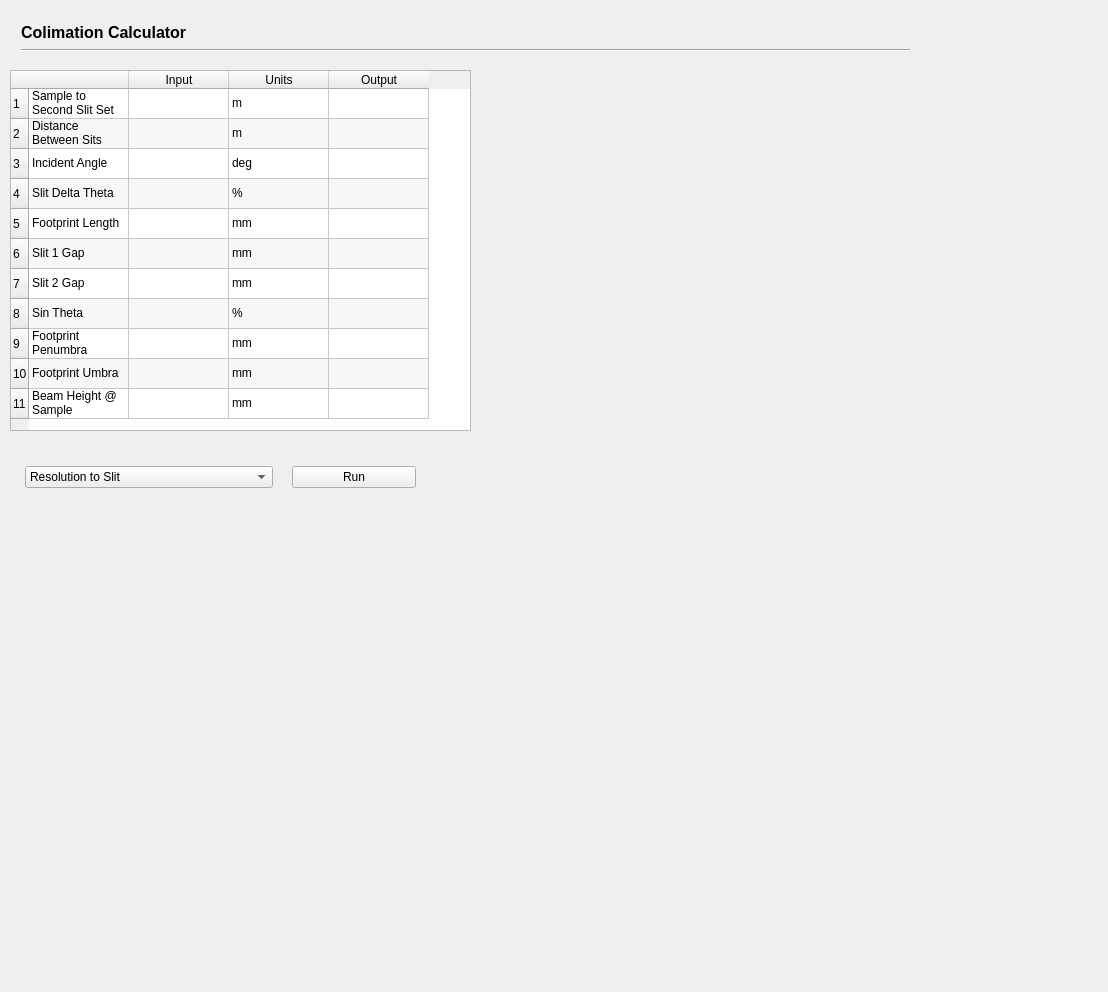
The window that nicos_ess/freia/gui/ui_files/freia_colimation_slit.ui (ess-dmsc/nicos) describes before a commit, drawn with Qt 5.
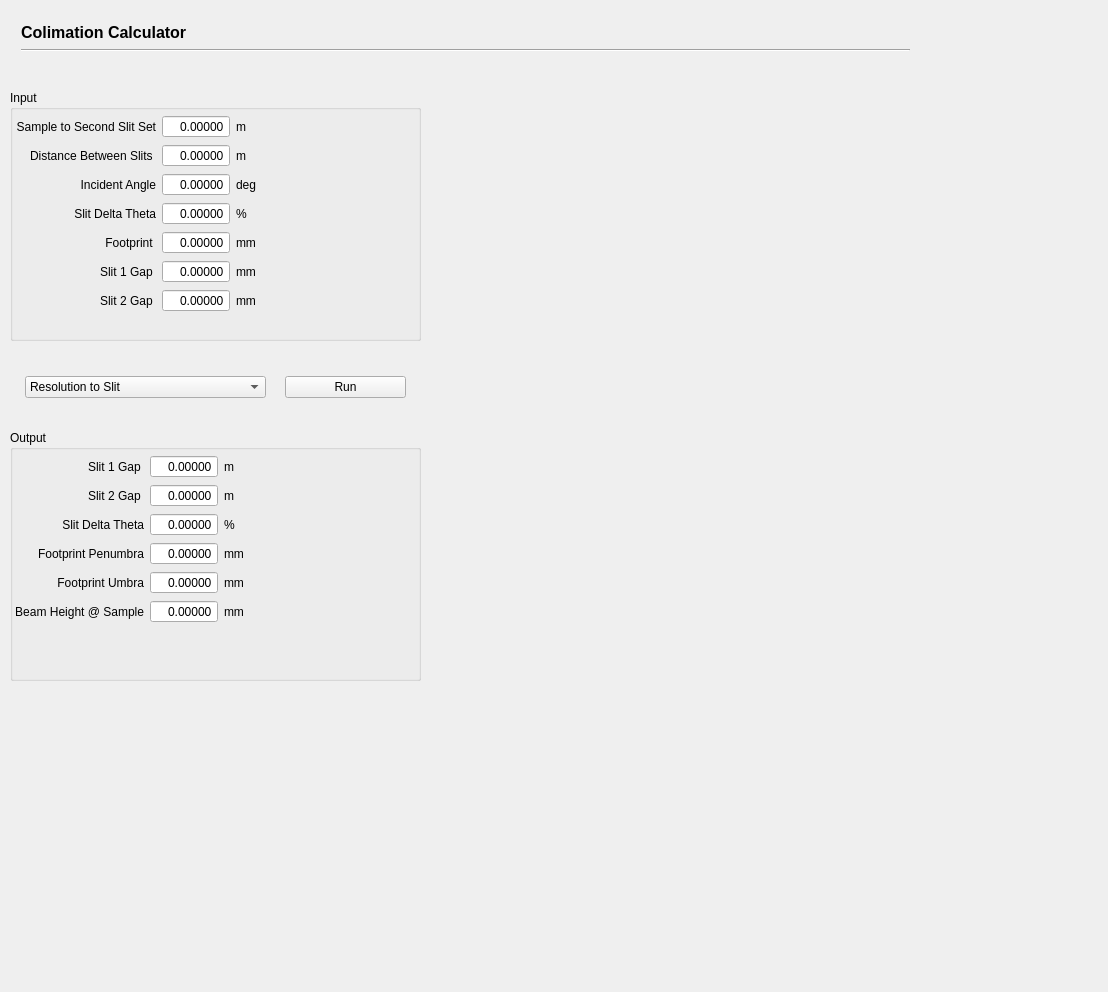
The same window after the commit.

Commit message: reformat calculations

The edit to the form file:
```diff
--- a/nicos_ess/freia/gui/ui_files/freia_colimation_slit.ui
+++ b/nicos_ess/freia/gui/ui_files/freia_colimation_slit.ui
@@ -60,8 +60,8 @@
    <property name="geometry">
     <rect>
      <x>10</x>
-     <y>450</y>
-     <width>421</width>
+     <y>360</y>
+     <width>411</width>
      <height>51</height>
     </rect>
    </property>
@@ -110,218 +110,670 @@
     </item>
    </layout>
   </widget>
-  <widget class="QTableWidget" name="calcTable">
+  <widget class="QGroupBox" name="inputBox">
    <property name="geometry">
     <rect>
      <x>10</x>
-     <y>70</y>
-     <width>461</width>
-     <height>361</height>
+     <y>90</y>
+     <width>411</width>
+     <height>251</height>
     </rect>
    </property>
-   <property name="sizePolicy">
-    <sizepolicy hsizetype="Preferred" vsizetype="Expanding">
-     <horstretch>0</horstretch>
-     <verstretch>0</verstretch>
-    </sizepolicy>
+   <property name="title">
+    <string>Input</string>
    </property>
-   <property name="frameShadow">
-    <enum>QFrame::Plain</enum>
+   <widget class="QWidget" name="gridLayoutWidget">
+    <property name="geometry">
+     <rect>
+      <x>0</x>
+      <y>20</y>
+      <width>411</width>
+      <height>231</height>
+     </rect>
+    </property>
+    <layout class="QGridLayout" name="input_grid" columnstretch="2,3,0" columnminimumwidth="0,0,0">
+     <property name="sizeConstraint">
+      <enum>QLayout::SetFixedSize</enum>
+     </property>
+     <property name="leftMargin">
+      <number>5</number>
+     </property>
+     <property name="topMargin">
+      <number>5</number>
+     </property>
+     <property name="rightMargin">
+      <number>5</number>
+     </property>
+     <property name="bottomMargin">
+      <number>5</number>
+     </property>
+     <item row="5" column="1">
+      <widget class="QDoubleSpinBox" name="d1In">
+       <property name="wrapping">
+        <bool>false</bool>
+       </property>
+       <property name="frame">
+        <bool>true</bool>
+       </property>
+       <property name="alignment">
+        <set>Qt::AlignRight|Qt::AlignTrailing|Qt::AlignVCenter</set>
+       </property>
+       <property name="buttonSymbols">
+        <enum>QAbstractSpinBox::NoButtons</enum>
+       </property>
+       <property name="showGroupSeparator" stdset="0">
+        <bool>false</bool>
+       </property>
+       <property name="decimals">
+        <number>5</number>
+       </property>
+       <property name="minimum">
+        <double>-15.000000000000000</double>
+       </property>
+       <property name="maximum">
+        <double>100.000000000000000</double>
+       </property>
+      </widget>
+     </item>
+     <item row="3" column="1">
+      <widget class="QDoubleSpinBox" name="resIn">
+       <property name="wrapping">
+        <bool>false</bool>
+       </property>
+       <property name="frame">
+        <bool>true</bool>
+       </property>
+       <property name="alignment">
+        <set>Qt::AlignRight|Qt::AlignTrailing|Qt::AlignVCenter</set>
+       </property>
+       <property name="buttonSymbols">
+        <enum>QAbstractSpinBox::NoButtons</enum>
+       </property>
+       <property name="showGroupSeparator" stdset="0">
+        <bool>false</bool>
+       </property>
+       <property name="decimals">
+        <number>5</number>
+       </property>
+       <property name="minimum">
+        <double>-15.000000000000000</double>
+       </property>
+       <property name="maximum">
+        <double>100.000000000000000</double>
+       </property>
+      </widget>
+     </item>
+     <item row="2" column="0">
+      <widget class="QLabel" name="label_3">
+       <property name="text">
+        <string>Incident Angle</string>
+       </property>
+       <property name="alignment">
+        <set>Qt::AlignRight|Qt::AlignTrailing|Qt::AlignVCenter</set>
+       </property>
+      </widget>
+     </item>
+     <item row="1" column="1">
+      <widget class="QDoubleSpinBox" name="l12In">
+       <property name="wrapping">
+        <bool>false</bool>
+       </property>
+       <property name="frame">
+        <bool>true</bool>
+       </property>
+       <property name="alignment">
+        <set>Qt::AlignRight|Qt::AlignTrailing|Qt::AlignVCenter</set>
+       </property>
+       <property name="buttonSymbols">
+        <enum>QAbstractSpinBox::NoButtons</enum>
+       </property>
+       <property name="showGroupSeparator" stdset="0">
+        <bool>false</bool>
+       </property>
+       <property name="decimals">
+        <number>5</number>
+       </property>
+       <property name="minimum">
+        <double>-15.000000000000000</double>
+       </property>
+       <property name="maximum">
+        <double>100.000000000000000</double>
+       </property>
+      </widget>
+     </item>
+     <item row="4" column="1">
+      <widget class="QDoubleSpinBox" name="ftIn">
+       <property name="wrapping">
+        <bool>false</bool>
+       </property>
+       <property name="frame">
+        <bool>true</bool>
+       </property>
+       <property name="alignment">
+        <set>Qt::AlignRight|Qt::AlignTrailing|Qt::AlignVCenter</set>
+       </property>
+       <property name="buttonSymbols">
+        <enum>QAbstractSpinBox::NoButtons</enum>
+       </property>
+       <property name="showGroupSeparator" stdset="0">
+        <bool>false</bool>
+       </property>
+       <property name="decimals">
+        <number>5</number>
+       </property>
+       <property name="minimum">
+        <double>-15.000000000000000</double>
+       </property>
+       <property name="maximum">
+        <double>100.000000000000000</double>
+       </property>
+      </widget>
+     </item>
+     <item row="5" column="0">
+      <widget class="QLabel" name="label_6">
+       <property name="text">
+        <string>Slit 1 Gap </string>
+       </property>
+       <property name="alignment">
+        <set>Qt::AlignRight|Qt::AlignTrailing|Qt::AlignVCenter</set>
+       </property>
+      </widget>
+     </item>
+     <item row="3" column="0">
+      <widget class="QLabel" name="label_4">
+       <property name="text">
+        <string>Slit Delta Theta</string>
+       </property>
+       <property name="alignment">
+        <set>Qt::AlignRight|Qt::AlignTrailing|Qt::AlignVCenter</set>
+       </property>
+      </widget>
+     </item>
+     <item row="6" column="0">
+      <widget class="QLabel" name="label_7">
+       <property name="text">
+        <string>Slit 2 Gap </string>
+       </property>
+       <property name="alignment">
+        <set>Qt::AlignRight|Qt::AlignTrailing|Qt::AlignVCenter</set>
+       </property>
+      </widget>
+     </item>
+     <item row="0" column="1">
+      <widget class="QDoubleSpinBox" name="l2sIn">
+       <property name="wrapping">
+        <bool>false</bool>
+       </property>
+       <property name="frame">
+        <bool>true</bool>
+       </property>
+       <property name="alignment">
+        <set>Qt::AlignRight|Qt::AlignTrailing|Qt::AlignVCenter</set>
+       </property>
+       <property name="buttonSymbols">
+        <enum>QAbstractSpinBox::NoButtons</enum>
+       </property>
+       <property name="showGroupSeparator" stdset="0">
+        <bool>false</bool>
+       </property>
+       <property name="decimals">
+        <number>5</number>
+       </property>
+       <property name="minimum">
+        <double>-15.000000000000000</double>
+       </property>
+       <property name="maximum">
+        <double>100.000000000000000</double>
+       </property>
+      </widget>
+     </item>
+     <item row="2" column="1">
+      <widget class="QDoubleSpinBox" name="thetaIn">
+       <property name="wrapping">
+        <bool>false</bool>
+       </property>
+       <property name="frame">
+        <bool>true</bool>
+       </property>
+       <property name="alignment">
+        <set>Qt::AlignRight|Qt::AlignTrailing|Qt::AlignVCenter</set>
+       </property>
+       <property name="buttonSymbols">
+        <enum>QAbstractSpinBox::NoButtons</enum>
+       </property>
+       <property name="showGroupSeparator" stdset="0">
+        <bool>false</bool>
+       </property>
+       <property name="decimals">
+        <number>5</number>
+       </property>
+       <property name="minimum">
+        <double>-15.000000000000000</double>
+       </property>
+       <property name="maximum">
+        <double>100.000000000000000</double>
+       </property>
+      </widget>
+     </item>
+     <item row="6" column="1">
+      <widget class="QDoubleSpinBox" name="d2In">
+       <property name="wrapping">
+        <bool>false</bool>
+       </property>
+       <property name="frame">
+        <bool>true</bool>
+       </property>
+       <property name="alignment">
+        <set>Qt::AlignRight|Qt::AlignTrailing|Qt::AlignVCenter</set>
+       </property>
+       <property name="buttonSymbols">
+        <enum>QAbstractSpinBox::NoButtons</enum>
+       </property>
+       <property name="showGroupSeparator" stdset="0">
+        <bool>false</bool>
+       </property>
+       <property name="decimals">
+        <number>5</number>
+       </property>
+       <property name="minimum">
+        <double>-15.000000000000000</double>
+       </property>
+       <property name="maximum">
+        <double>100.000000000000000</double>
+       </property>
+      </widget>
+     </item>
+     <item row="1" column="0">
+      <widget class="QLabel" name="label">
+       <property name="text">
+        <string>Distance Between Slits </string>
+       </property>
+       <property name="alignment">
+        <set>Qt::AlignRight|Qt::AlignTrailing|Qt::AlignVCenter</set>
+       </property>
+      </widget>
+     </item>
+     <item row="0" column="0">
+      <widget class="QLabel" name="label_2">
+       <property name="text">
+        <string>Sample to Second Slit Set</string>
+       </property>
+       <property name="alignment">
+        <set>Qt::AlignRight|Qt::AlignTrailing|Qt::AlignVCenter</set>
+       </property>
+      </widget>
+     </item>
+     <item row="4" column="0">
+      <widget class="QLabel" name="label_5">
+       <property name="text">
+        <string>Footprint </string>
+       </property>
+       <property name="alignment">
+        <set>Qt::AlignRight|Qt::AlignTrailing|Qt::AlignVCenter</set>
+       </property>
+      </widget>
+     </item>
+     <item row="0" column="2">
+      <widget class="QLabel" name="label_12">
+       <property name="text">
+        <string>m</string>
+       </property>
+      </widget>
+     </item>
+     <item row="1" column="2">
+      <widget class="QLabel" name="label_16">
+       <property name="text">
+        <string>m</string>
+       </property>
+      </widget>
+     </item>
+     <item row="2" column="2">
+      <widget class="QLabel" name="label_22">
+       <property name="text">
+        <string>deg</string>
+       </property>
+      </widget>
+     </item>
+     <item row="3" column="2">
+      <widget class="QLabel" name="label_23">
+       <property name="text">
+        <string>%</string>
+       </property>
+      </widget>
+     </item>
+     <item row="4" column="2">
+      <widget class="QLabel" name="label_24">
+       <property name="text">
+        <string>mm</string>
+       </property>
+      </widget>
+     </item>
+     <item row="5" column="2">
+      <widget class="QLabel" name="label_25">
+       <property name="text">
+        <string>mm</string>
+       </property>
+      </widget>
+     </item>
+     <item row="6" column="2">
+      <widget class="QLabel" name="label_26">
+       <property name="text">
+        <string>mm</string>
+       </property>
+      </widget>
+     </item>
+    </layout>
+   </widget>
+  </widget>
+  <widget class="QGroupBox" name="outputBox">
+   <property name="geometry">
+    <rect>
+     <x>10</x>
+     <y>430</y>
+     <width>411</width>
+     <height>251</height>
+    </rect>
    </property>
-   <property name="verticalScrollBarPolicy">
-    <enum>Qt::ScrollBarAsNeeded</enum>
+   <property name="title">
+    <string>Output</string>
    </property>
-   <property name="horizontalScrollBarPolicy">
-    <enum>Qt::ScrollBarAsNeeded</enum>
-   </property>
-   <property name="sizeAdjustPolicy">
-    <enum>QAbstractScrollArea::AdjustToContents</enum>
-   </property>
-   <property name="alternatingRowColors">
-    <bool>true</bool>
-   </property>
-   <property name="selectionMode">
-    <enum>QAbstractItemView::NoSelection</enum>
-   </property>
-   <property name="cornerButtonEnabled">
-    <bool>true</bool>
-   </property>
-   <property name="rowCount">
-    <number>11</number>
-   </property>
-   <property name="columnCount">
-    <number>4</number>
-   </property>
-   <attribute name="horizontalHeaderVisible">
-    <bool>true</bool>
-   </attribute>
-   <attribute name="horizontalHeaderHighlightSections">
-    <bool>true</bool>
-   </attribute>
-   <attribute name="verticalHeaderVisible">
-    <bool>true</bool>
-   </attribute>
-   <row/>
-   <row/>
-   <row/>
-   <row/>
-   <row/>
-   <row/>
-   <row/>
-   <row/>
-   <row/>
-   <row/>
-   <row/>
-   <column>
-    <property name="text">
-     <string/>
+   <widget class="QWidget" name="gridLayoutWidget_3">
+    <property name="geometry">
+     <rect>
+      <x>0</x>
+      <y>20</y>
+      <width>411</width>
+      <height>231</height>
+     </rect>
     </property>
-   </column>
-   <column>
-    <property name="text">
-     <string>Input</string>
-    </property>
-   </column>
-   <column>
-    <property name="text">
-     <string>Units</string>
-    </property>
-   </column>
-   <column>
-    <property name="text">
-     <string>Output</string>
-    </property>
-   </column>
-   <item row="0" column="0">
-    <property name="text">
-     <string>Sample to Second Slit Set</string>
-    </property>
-   </item>
-   <item row="0" column="2">
-    <property name="text">
-     <string>m</string>
-    </property>
-   </item>
-   <item row="1" column="0">
-    <property name="text">
-     <string>Distance Between Sits</string>
-    </property>
-   </item>
-   <item row="1" column="2">
-    <property name="text">
-     <string>m</string>
-    </property>
-   </item>
-   <item row="2" column="0">
-    <property name="text">
-     <string>Incident Angle</string>
-    </property>
-   </item>
-   <item row="2" column="2">
-    <property name="text">
-     <string>deg</string>
-    </property>
-   </item>
-   <item row="3" column="0">
-    <property name="text">
-     <string>Slit Delta Theta</string>
-    </property>
-   </item>
-   <item row="3" column="2">
-    <property name="text">
-     <string>%</string>
-    </property>
-   </item>
-   <item row="4" column="0">
-    <property name="text">
-     <string>Footprint Length</string>
-    </property>
-   </item>
-   <item row="4" column="2">
-    <property name="text">
-     <string>mm</string>
-    </property>
-   </item>
-   <item row="5" column="0">
-    <property name="text">
-     <string>Slit 1 Gap</string>
-    </property>
-   </item>
-   <item row="5" column="2">
-    <property name="text">
-     <string>mm</string>
-    </property>
-   </item>
-   <item row="6" column="0">
-    <property name="text">
-     <string>Slit 2 Gap</string>
-    </property>
-   </item>
-   <item row="6" column="1">
-    <property name="text">
-     <string/>
-    </property>
-   </item>
-   <item row="6" column="2">
-    <property name="text">
-     <string>mm</string>
-    </property>
-   </item>
-   <item row="7" column="0">
-    <property name="text">
-     <string>Sin Theta</string>
-    </property>
-   </item>
-   <item row="7" column="1">
-    <property name="text">
-     <string/>
-    </property>
-   </item>
-   <item row="7" column="2">
-    <property name="text">
-     <string>%</string>
-    </property>
-   </item>
-   <item row="8" column="0">
-    <property name="text">
-     <string>Footprint Penumbra</string>
-    </property>
-   </item>
-   <item row="8" column="1">
-    <property name="text">
-     <string/>
-    </property>
-   </item>
-   <item row="8" column="2">
-    <property name="text">
-     <string>mm</string>
-    </property>
-   </item>
-   <item row="9" column="0">
-    <property name="text">
-     <string>Footprint Umbra</string>
-    </property>
-   </item>
-   <item row="9" column="1">
-    <property name="text">
-     <string/>
-    </property>
-   </item>
-   <item row="9" column="2">
-    <property name="text">
-     <string>mm</string>
-    </property>
-   </item>
-   <item row="10" column="0">
-    <property name="text">
-     <string>Beam Height @ Sample</string>
-    </property>
-   </item>
-   <item row="10" column="2">
-    <property name="text">
-     <string>mm</string>
-    </property>
-   </item>
+    <layout class="QGridLayout" name="input_grid_2" columnstretch="2,3,0">
+     <property name="sizeConstraint">
+      <enum>QLayout::SetFixedSize</enum>
+     </property>
+     <property name="leftMargin">
+      <number>5</number>
+     </property>
+     <property name="topMargin">
+      <number>5</number>
+     </property>
+     <property name="rightMargin">
+      <number>5</number>
+     </property>
+     <property name="bottomMargin">
+      <number>5</number>
+     </property>
+     <item row="2" column="0">
+      <widget class="QLabel" name="label_11">
+       <property name="text">
+        <string>Slit Delta Theta</string>
+       </property>
+       <property name="alignment">
+        <set>Qt::AlignRight|Qt::AlignTrailing|Qt::AlignVCenter</set>
+       </property>
+      </widget>
+     </item>
+     <item row="3" column="1">
+      <widget class="QDoubleSpinBox" name="penumbra">
+       <property name="wrapping">
+        <bool>false</bool>
+       </property>
+       <property name="frame">
+        <bool>true</bool>
+       </property>
+       <property name="alignment">
+        <set>Qt::AlignRight|Qt::AlignTrailing|Qt::AlignVCenter</set>
+       </property>
+       <property name="buttonSymbols">
+        <enum>QAbstractSpinBox::NoButtons</enum>
+       </property>
+       <property name="showGroupSeparator" stdset="0">
+        <bool>false</bool>
+       </property>
+       <property name="decimals">
+        <number>5</number>
+       </property>
+       <property name="minimum">
+        <double>-15.000000000000000</double>
+       </property>
+       <property name="maximum">
+        <double>100.000000000000000</double>
+       </property>
+      </widget>
+     </item>
+     <item row="4" column="1">
+      <widget class="QDoubleSpinBox" name="umbra">
+       <property name="wrapping">
+        <bool>false</bool>
+       </property>
+       <property name="frame">
+        <bool>true</bool>
+       </property>
+       <property name="alignment">
+        <set>Qt::AlignRight|Qt::AlignTrailing|Qt::AlignVCenter</set>
+       </property>
+       <property name="buttonSymbols">
+        <enum>QAbstractSpinBox::NoButtons</enum>
+       </property>
+       <property name="showGroupSeparator" stdset="0">
+        <bool>false</bool>
+       </property>
+       <property name="decimals">
+        <number>5</number>
+       </property>
+       <property name="minimum">
+        <double>-15.000000000000000</double>
+       </property>
+       <property name="maximum">
+        <double>100.000000000000000</double>
+       </property>
+      </widget>
+     </item>
+     <item row="4" column="0">
+      <widget class="QLabel" name="label_9">
+       <property name="text">
+        <string>Footprint Umbra</string>
+       </property>
+       <property name="alignment">
+        <set>Qt::AlignRight|Qt::AlignTrailing|Qt::AlignVCenter</set>
+       </property>
+      </widget>
+     </item>
+     <item row="5" column="0">
+      <widget class="QLabel" name="label_10">
+       <property name="text">
+        <string>Beam Height @ Sample</string>
+       </property>
+       <property name="alignment">
+        <set>Qt::AlignRight|Qt::AlignTrailing|Qt::AlignVCenter</set>
+       </property>
+      </widget>
+     </item>
+     <item row="0" column="1">
+      <widget class="QDoubleSpinBox" name="d1Out">
+       <property name="wrapping">
+        <bool>false</bool>
+       </property>
+       <property name="frame">
+        <bool>true</bool>
+       </property>
+       <property name="alignment">
+        <set>Qt::AlignRight|Qt::AlignTrailing|Qt::AlignVCenter</set>
+       </property>
+       <property name="buttonSymbols">
+        <enum>QAbstractSpinBox::NoButtons</enum>
+       </property>
+       <property name="showGroupSeparator" stdset="0">
+        <bool>false</bool>
+       </property>
+       <property name="decimals">
+        <number>5</number>
+       </property>
+       <property name="minimum">
+        <double>-15.000000000000000</double>
+       </property>
+       <property name="maximum">
+        <double>100.000000000000000</double>
+       </property>
+      </widget>
+     </item>
+     <item row="1" column="1">
+      <widget class="QDoubleSpinBox" name="d2Out">
+       <property name="wrapping">
+        <bool>false</bool>
+       </property>
+       <property name="frame">
+        <bool>true</bool>
+       </property>
+       <property name="alignment">
+        <set>Qt::AlignRight|Qt::AlignTrailing|Qt::AlignVCenter</set>
+       </property>
+       <property name="buttonSymbols">
+        <enum>QAbstractSpinBox::NoButtons</enum>
+       </property>
+       <property name="showGroupSeparator" stdset="0">
+        <bool>false</bool>
+       </property>
+       <property name="decimals">
+        <number>5</number>
+       </property>
+       <property name="minimum">
+        <double>-15.000000000000000</double>
+       </property>
+       <property name="maximum">
+        <double>100.000000000000000</double>
+       </property>
+      </widget>
+     </item>
+     <item row="0" column="0">
+      <widget class="QLabel" name="label_13">
+       <property name="text">
+        <string>Slit 1 Gap </string>
+       </property>
+       <property name="alignment">
+        <set>Qt::AlignRight|Qt::AlignTrailing|Qt::AlignVCenter</set>
+       </property>
+      </widget>
+     </item>
+     <item row="1" column="0">
+      <widget class="QLabel" name="label_14">
+       <property name="text">
+        <string>Slit 2 Gap </string>
+       </property>
+       <property name="alignment">
+        <set>Qt::AlignRight|Qt::AlignTrailing|Qt::AlignVCenter</set>
+       </property>
+      </widget>
+     </item>
+     <item row="5" column="1">
+      <widget class="QDoubleSpinBox" name="beamH">
+       <property name="wrapping">
+        <bool>false</bool>
+       </property>
+       <property name="frame">
+        <bool>true</bool>
+       </property>
+       <property name="alignment">
+        <set>Qt::AlignRight|Qt::AlignTrailing|Qt::AlignVCenter</set>
+       </property>
+       <property name="buttonSymbols">
+        <enum>QAbstractSpinBox::NoButtons</enum>
+       </property>
+       <property name="showGroupSeparator" stdset="0">
+        <bool>false</bool>
+       </property>
+       <property name="decimals">
+        <number>5</number>
+       </property>
+       <property name="minimum">
+        <double>-15.000000000000000</double>
+       </property>
+       <property name="maximum">
+        <double>100.000000000000000</double>
+       </property>
+      </widget>
+     </item>
+     <item row="2" column="1">
+      <widget class="QDoubleSpinBox" name="resOut">
+       <property name="wrapping">
+        <bool>false</bool>
+       </property>
+       <property name="frame">
+        <bool>true</bool>
+       </property>
+       <property name="alignment">
+        <set>Qt::AlignRight|Qt::AlignTrailing|Qt::AlignVCenter</set>
+       </property>
+       <property name="buttonSymbols">
+        <enum>QAbstractSpinBox::NoButtons</enum>
+       </property>
+       <property name="showGroupSeparator" stdset="0">
+        <bool>false</bool>
+       </property>
+       <property name="decimals">
+        <number>5</number>
+       </property>
+       <property name="minimum">
+        <double>-15.000000000000000</double>
+       </property>
+       <property name="maximum">
+        <double>100.000000000000000</double>
+       </property>
+      </widget>
+     </item>
+     <item row="3" column="0">
+      <widget class="QLabel" name="label_8">
+       <property name="text">
+        <string>Footprint Penumbra</string>
+       </property>
+       <property name="alignment">
+        <set>Qt::AlignRight|Qt::AlignTrailing|Qt::AlignVCenter</set>
+       </property>
+      </widget>
+     </item>
+     <item row="0" column="2">
+      <widget class="QLabel" name="label_15">
+       <property name="text">
+        <string>m</string>
+       </property>
+      </widget>
+     </item>
+     <item row="1" column="2">
+      <widget class="QLabel" name="label_17">
+       <property name="text">
+        <string>m</string>
+       </property>
+      </widget>
+     </item>
+     <item row="2" column="2">
+      <widget class="QLabel" name="label_18">
+       <property name="text">
+        <string>%</string>
+       </property>
+      </widget>
+     </item>
+     <item row="3" column="2">
+      <widget class="QLabel" name="label_19">
+       <property name="text">
+        <string>mm</string>
+       </property>
+      </widget>
+     </item>
+     <item row="4" column="2">
+      <widget class="QLabel" name="label_20">
+       <property name="text">
+        <string>mm</string>
+       </property>
+      </widget>
+     </item>
+     <item row="5" column="2">
+      <widget class="QLabel" name="label_21">
+       <property name="text">
+        <string>mm</string>
+       </property>
+      </widget>
+     </item>
+    </layout>
+   </widget>
   </widget>
   <action name="actionReference_drive">
    <property name="text">
```
Left out of the diff: 3 changed lines with no effect on the pictures. The commit also changes 1 other file.
